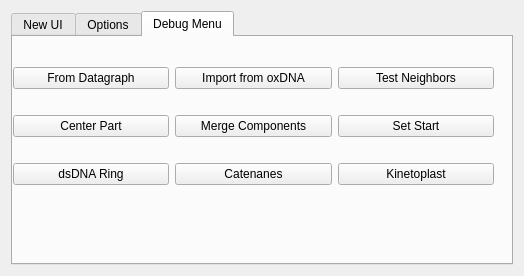
This is AdenitaCoreSE/form/SEAdenitaCoreSEAppGUI.ui in edellano/Adenita-SAMSON-Edition as Qt 5 draws it before an edit. The edited form follows.
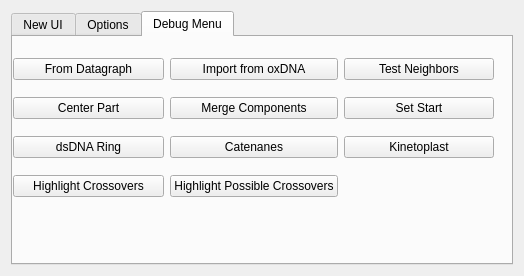
This is the edited form.

Commit message: Added functions to detect crossovers

The edit to the form file:
```diff
--- a/AdenitaCoreSE/form/SEAdenitaCoreSEAppGUI.ui
+++ b/AdenitaCoreSE/form/SEAdenitaCoreSEAppGUI.ui
@@ -338,6 +338,20 @@
             </property>
            </widget>
           </item>
+          <item row="3" column="0">
+           <widget class="QPushButton" name="btnHighlightCrossovers">
+            <property name="text">
+             <string>Highlight Crossovers</string>
+            </property>
+           </widget>
+          </item>
+          <item row="3" column="1">
+           <widget class="QPushButton" name="btnHighlightPosXOs">
+            <property name="text">
+             <string>Highlight Possible Crossovers</string>
+            </property>
+           </widget>
+          </item>
          </layout>
         </widget>
        </widget>
```
Left out of the diff: 34 changed lines with no effect on the pictures. The commit also changes 7 other files.
